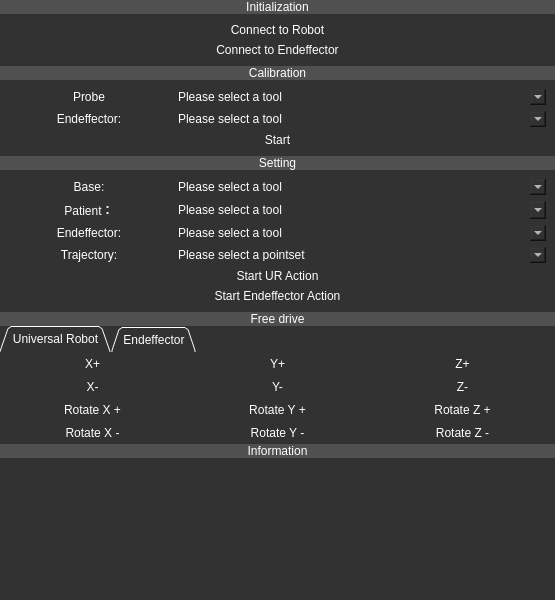
Old version of the form SRC/Modules/PunctureRobot/PunctureRobot.ui in the repository Haitao-Lee/OmniNav.
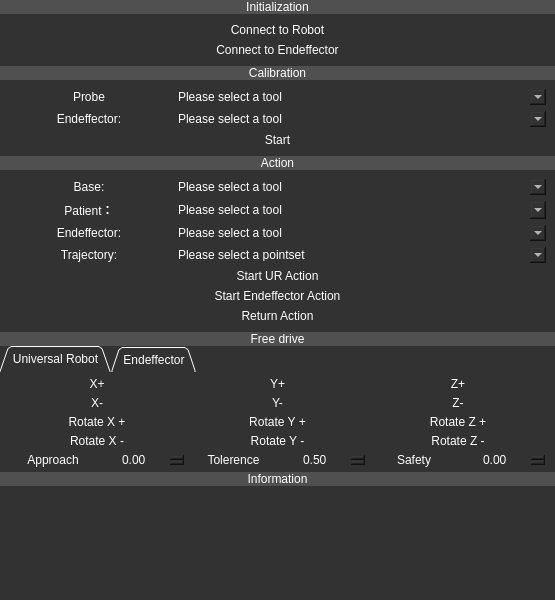
New version of the form.

Commit message: Update puncture robot UI and workflow

```diff
--- a/SRC/Modules/PunctureRobot/PunctureRobot.ui
+++ b/SRC/Modules/PunctureRobot/PunctureRobot.ui
@@ -51,7 +51,7 @@
       <property name="styleSheet">
        <string notr="true">border:none;</string>
       </property>
-      <layout class="QVBoxLayout" name="verticalLayout_5" stretch="1,4,1,6,1,12,1,8,1,12">
+      <layout class="QVBoxLayout" name="verticalLayout_5" stretch="1,4,1,6,1,14,1,10,1,12">
        <property name="spacing">
         <number>0</number>
        </property>
@@ -302,7 +302,7 @@
           <string notr="true">background-color: rgb(80, 80, 80);</string>
          </property>
          <property name="text">
-          <string>Setting</string>
+          <string>Action</string>
          </property>
          <property name="alignment">
           <set>Qt::AlignCenter</set>
@@ -575,6 +575,19 @@
             </property>
            </widget>
           </item>
+          <item>
+           <widget class="QPushButton" name="ReturnAction_btn">
+            <property name="sizePolicy">
+             <sizepolicy hsizetype="Expanding" vsizetype="Expanding">
+              <horstretch>0</horstretch>
+              <verstretch>0</verstretch>
+             </sizepolicy>
+            </property>
+            <property name="text">
+             <string>Return Action</string>
+            </property>
+           </widget>
+          </item>
          </layout>
         </widget>
        </item>
@@ -650,19 +663,19 @@
              </attribute>
              <layout class="QGridLayout" name="gridLayout">
               <property name="leftMargin">
-               <number>4</number>
+               <number>9</number>
               </property>
               <property name="topMargin">
                <number>4</number>
               </property>
               <property name="rightMargin">
-               <number>4</number>
+               <number>9</number>
               </property>
               <property name="bottomMargin">
                <number>4</number>
               </property>
               <property name="spacing">
-               <number>8</number>
+               <number>4</number>
               </property>
               <item row="1" column="0">
                <widget class="QPushButton" name="urXMinus_btn">
@@ -820,6 +833,242 @@
                 </property>
                </widget>
               </item>
+              <item row="4" column="2">
+               <widget class="QPushButton" name="urZRotationPlus_btn">
+                <property name="sizePolicy">
+                 <sizepolicy hsizetype="Expanding" vsizetype="Expanding">
+                  <horstretch>0</horstretch>
+                  <verstretch>0</verstretch>
+                 </sizepolicy>
+                </property>
+                <property name="text">
+                 <string>Rotate Z +</string>
+                </property>
+               </widget>
+              </item>
+              <item row="1" column="1">
+               <widget class="QPushButton" name="urYMinus_btn">
+                <property name="sizePolicy">
+                 <sizepolicy hsizetype="Expanding" vsizetype="Expanding">
+                  <horstretch>0</horstretch>
+                  <verstretch>0</verstretch>
+                 </sizepolicy>
+                </property>
+                <property name="text">
+                 <string>Y-</string>
+                </property>
+               </widget>
+              </item>
+              <item row="0" column="1">
+               <widget class="QPushButton" name="urYPlus_btn">
+                <property name="sizePolicy">
+                 <sizepolicy hsizetype="Expanding" vsizetype="Expanding">
+                  <horstretch>0</horstretch>
+                  <verstretch>0</verstretch>
+                 </sizepolicy>
+                </property>
+                <property name="text">
+                 <string>Y+</string>
+                </property>
+               </widget>
+              </item>
+              <item row="0" column="2">
+               <widget class="QPushButton" name="urZPlus_btn">
+                <property name="sizePolicy">
+                 <sizepolicy hsizetype="Expanding" vsizetype="Expanding">
+                  <horstretch>0</horstretch>
+                  <verstretch>0</verstretch>
+                 </sizepolicy>
+                </property>
+                <property name="text">
+                 <string>Z+</string>
+                </property>
+               </widget>
+              </item>
+              <item row="1" column="0">
+               <widget class="QPushButton" name="urXMinus_btn">
+                <property name="sizePolicy">
+                 <sizepolicy hsizetype="Expanding" vsizetype="Expanding">
+                  <horstretch>0</horstretch>
+                  <verstretch>0</verstretch>
+                 </sizepolicy>
+                </property>
+                <property name="text">
+                 <string>X-</string>
+                </property>
+               </widget>
+              </item>
+              <item row="6" column="0">
+               <widget class="QGroupBox" name="groupBox_6">
+                <property name="title">
+                 <string/>
+                </property>
+                <layout class="QHBoxLayout" name="horizontalLayout_12">
+                 <property name="spacing">
+                  <number>0</number>
+                 </property>
+                 <property name="leftMargin">
+                  <number>0</number>
+                 </property>
+                 <property name="topMargin">
+                  <number>0</number>
+                 </property>
+                 <property name="rightMargin">
+                  <number>0</number>
+                 </property>
+                 <property name="bottomMargin">
+                  <number>0</number>
+                 </property>
+                 <item>
+                  <widget class="QLabel" name="app_lb">
+                   <property name="sizePolicy">
+                    <sizepolicy hsizetype="Expanding" vsizetype="Expanding">
+                     <horstretch>0</horstretch>
+                     <verstretch>0</verstretch>
+                    </sizepolicy>
+                   </property>
+                   <property name="text">
+                    <string>Approach</string>
+                   </property>
+                   <property name="alignment">
+                    <set>Qt::AlignCenter</set>
+                   </property>
+                  </widget>
+                 </item>
+                 <item>
+                  <widget class="QDoubleSpinBox" name="app_sb">
+                   <property name="sizePolicy">
+                    <sizepolicy hsizetype="Expanding" vsizetype="Expanding">
+                     <horstretch>0</horstretch>
+                     <verstretch>0</verstretch>
+                    </sizepolicy>
+                   </property>
+                   <property name="layoutDirection">
+                    <enum>Qt::LeftToRight</enum>
+                   </property>
+                   <property name="alignment">
+                    <set>Qt::AlignCenter</set>
+                   </property>
+                   <property name="maximum">
+                    <double>1000.000000000000000</double>
+                   </property>
+                  </widget>
+                 </item>
+                </layout>
+               </widget>
+              </item>
+              <item row="6" column="1">
+               <widget class="QGroupBox" name="groupBox_7">
+                <property name="title">
+                 <string/>
+                </property>
+                <layout class="QHBoxLayout" name="horizontalLayout_13">
+                 <property name="spacing">
+                  <number>0</number>
+                 </property>
+                 <property name="leftMargin">
+                  <number>0</number>
+                 </property>
+                 <property name="topMargin">
+                  <number>0</number>
+                 </property>
+                 <property name="rightMargin">
+                  <number>0</number>
+                 </property>
+                 <property name="bottomMargin">
+                  <number>0</number>
+                 </property>
+                 <item>
+                  <widget class="QLabel" name="tol_lb">
+                   <property name="sizePolicy">
+                    <sizepolicy hsizetype="Expanding" vsizetype="Expanding">
+                     <horstretch>0</horstretch>
+                     <verstretch>0</verstretch>
+                    </sizepolicy>
+                   </property>
+                   <property name="text">
+                    <string>Tolerence</string>
+                   </property>
+                   <property name="alignment">
+                    <set>Qt::AlignCenter</set>
+                   </property>
+                  </widget>
+                 </item>
+                 <item>
+                  <widget class="QDoubleSpinBox" name="tol_sb">
+                   <property name="sizePolicy">
+                    <sizepolicy hsizetype="Expanding" vsizetype="Expanding">
+                     <horstretch>0</horstretch>
+                     <verstretch>0</verstretch>
+                    </sizepolicy>
+                   </property>
+                   <property name="alignment">
+                    <set>Qt::AlignCenter</set>
+                   </property>
+                   <property name="minimum">
+                    <double>0.500000000000000</double>
+                   </property>
+                   <property name="maximum">
+                    <double>10.000000000000000</double>
+                   </property>
+                  </widget>
+                 </item>
+                </layout>
+               </widget>
+              </item>
+              <item row="6" column="2">
+               <widget class="QGroupBox" name="groupBox_9">
+                <property name="title">
+                 <string/>
+                </property>
+                <layout class="QHBoxLayout" name="horizontalLayout_14">
+                 <property name="spacing">
+                  <number>0</number>
+                 </property>
+                 <property name="leftMargin">
+                  <number>0</number>
+                 </property>
+                 <property name="topMargin">
+                  <number>0</number>
+                 </property>
+                 <property name="rightMargin">
+                  <number>0</number>
+                 </property>
+                 <property name="bottomMargin">
+                  <number>0</number>
+                 </property>
+                 <item>
+                  <widget class="QLabel" name="saf_lb">
+                   <property name="sizePolicy">
+                    <sizepolicy hsizetype="Expanding" vsizetype="Expanding">
+                     <horstretch>0</horstretch>
+                     <verstretch>0</verstretch>
+                    </sizepolicy>
+                   </property>
+                   <property name="text">
+                    <string>Safety</string>
+                   </property>
+                   <property name="alignment">
+                    <set>Qt::AlignCenter</set>
+                   </property>
+                  </widget>
+                 </item>
+                 <item>
+                  <widget class="QDoubleSpinBox" name="saf_sb">
+                   <property name="sizePolicy">
+                    <sizepolicy hsizetype="Expanding" vsizetype="Expanding">
+                     <horstretch>0</horstretch>
+                     <verstretch>0</verstretch>
+                    </sizepolicy>
+                   </property>
+                   <property name="alignment">
+                    <set>Qt::AlignCenter</set>
+                   </property>
+                  </widget>
+                 </item>
+                </layout>
+               </widget>
+              </item>
              </layout>
             </widget>
             <widget class="QWidget" name="efFreedrive">
```
Left out of the diff: 227 changed lines with no effect on the pictures. The commit also changes 3 other files.
